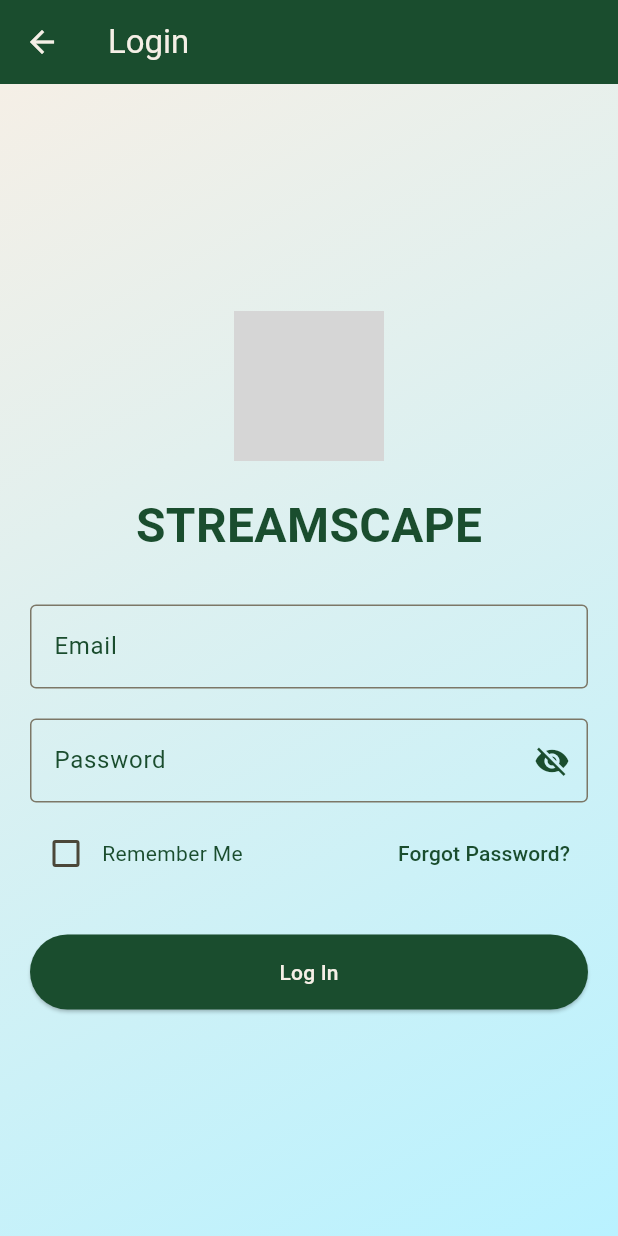
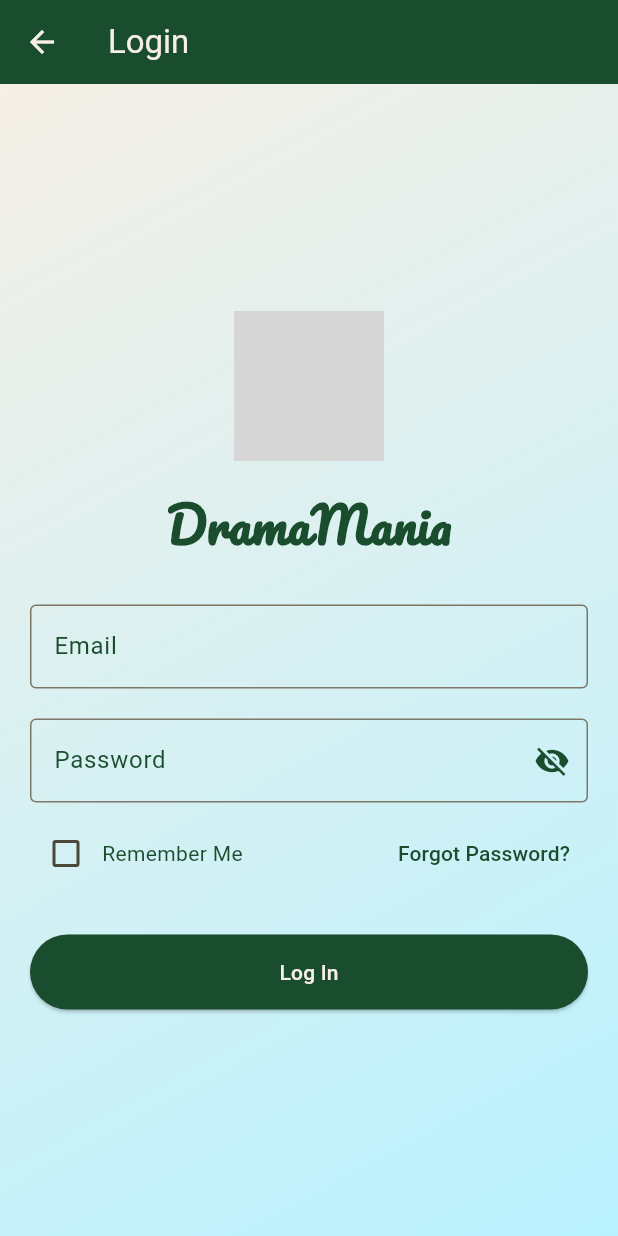
Before and after one commit to AzakarJewelry/Streaming-App-using-flutter, a Flutter app: the screen it shows after launch, after a tap on "Login", on a phone screen of 412 x 824 dp. Run offline on Flutter 3.47's test engine with Material 3 defaults, Android fonts, the phone set to English and light mode, and no system bars; our stand-ins replace carousel_slider, chewie, cloud_firestore, firebase_auth, firebase_core, flutter_rating_bar and 6 more; missing offline and left inert: azakarstream; accounts and stored records are empty; network calls fail; grey boxes are pictures that could not be loaded.

Commit message:
new app name and font

```diff
--- a/lib/dashboard_screen.dart
+++ b/lib/dashboard_screen.dart
@@ -295,7 +295,7 @@ class _DashboardScreenState extends State<DashboardScreen> {
             Padding(
               padding: const EdgeInsets.only(top: 40.0),
               child: Text(
-                'StreamScape',
+                'DramaMania',
                 style: TextStyle(
                   color: isDark ? Colors.white : const Color(0xFF1A4D2E),
                   fontSize: 20,
--- a/lib/login.dart
+++ b/lib/login.dart
@@ -1,6 +1,7 @@
 import 'package:firebase_auth/firebase_auth.dart';
 import 'package:flutter/material.dart';
 import 'package:shared_preferences/shared_preferences.dart';
+import 'package:google_fonts/google_fonts.dart'; // Added import for Google Fonts
 import 'forgotpassword.dart';
 import 'dashboard_screen.dart';
 
@@ -46,7 +47,6 @@ class _LoginScreenState extends State<LoginScreen> {
         });
       }
     } catch (e) {
-      // Log or handle the error
       debugPrint("Error loading saved credentials: $e");
     }
   }
@@ -64,7 +64,6 @@ class _LoginScreenState extends State<LoginScreen> {
         await prefs.setBool('rememberMe', false);
       }
     } catch (e) {
-      // Log or handle the error
       debugPrint("Error saving credentials: $e");
     }
   }
@@ -112,7 +111,7 @@ class _LoginScreenState extends State<LoginScreen> {
       body: Container(
         decoration: const BoxDecoration(
           gradient: LinearGradient(
-            colors: [Color(0xFFF5EFE6), Color(0xFFB9F2FF)], // Gradient colors
+            colors: [Color(0xFFF5EFE6), Color(0xFFB9F2FF)],
             begin: Alignment.topLeft,
             end: Alignment.bottomRight,
           ),
@@ -131,12 +130,13 @@ class _LoginScreenState extends State<LoginScreen> {
                   fit: BoxFit.contain,
                 ),
                 const SizedBox(height: 20),
-              const Text(
-                'STREAMSCAPE',
-                style: TextStyle(
+                // Updated DramaMania text with artistic font
+                Text(
+                  'DramaMania',
+                  style: GoogleFonts.pacifico(
                     fontSize: 32,
                     fontWeight: FontWeight.bold,
-                  color: Color(0xFF1A4D2E),
+                    color: const Color(0xFF1A4D2E),
                   ),
                 ),
                 const SizedBox(height: 30),
@@ -235,8 +235,7 @@ class _LoginScreenState extends State<LoginScreen> {
             ),
           ),
         ),
-    )
+      ),
     );
-
   }
 }
--- a/lib/main.dart
+++ b/lib/main.dart
@@ -1,10 +1,9 @@
-// ignore_for_file: use_build_context_synchronously
 import 'package:firebase_core/firebase_core.dart';
 import 'firebase_options.dart';
 import 'package:flutter/material.dart';
 import 'login.dart';
 import 'signup.dart';
-// Import other screens as needed (DashboardScreen, etc.)
+import 'package:google_fonts/google_fonts.dart'; // Added import
 
 void main() async {
   WidgetsFlutterBinding.ensureInitialized();
@@ -39,12 +38,11 @@ class _MyAppState extends State<MyApp> {
   Widget build(BuildContext context) {
     return MaterialApp(
       debugShowCheckedModeBanner: false,
-      title: 'STREAMSCAPE',
+      title: 'DramaMania',
       // Light theme configuration
       theme: ThemeData(
         useMaterial3: true,
         scaffoldBackgroundColor: Colors.white,
-        // You can override scaffoldBackgroundColor for light mode here if needed.
         colorScheme: ColorScheme.fromSeed(seedColor: const Color(0xFFF5EFE6)),
       ),
       // Dark theme configuration
@@ -55,13 +53,12 @@ class _MyAppState extends State<MyApp> {
         appBarTheme: AppBarTheme(
           backgroundColor: Colors.grey[900],
         ),
-        // Additional dark theme customization if needed.
       ),
       // Switch between themes based on isDarkMode.
       themeMode: isDarkMode ? ThemeMode.dark : ThemeMode.light,
-      // This is your single MaterialApp that all screens share.
+      // Shared MaterialApp for all screens.
       home: SplashScreen(
-        splashName: 'STREAMSCAPE',
+        splashName: 'DramaMania',
         splashDuration: 3,
       ),
     );
@@ -98,7 +95,6 @@ class _SplashScreenState extends State<SplashScreen>
     _controller.forward();
 
     Future.delayed(Duration(seconds: widget.splashDuration), () {
-      // Use Navigator.pushReplacement to navigate without creating a new MaterialApp.
       Navigator.pushReplacement(
         context,
         MaterialPageRoute(builder: (context) => const MyHomePage()),
@@ -114,7 +110,7 @@ class _SplashScreenState extends State<SplashScreen>
 
   @override
   Widget build(BuildContext context) {
-    // Use the theme's scaffoldBackgroundColor
+    // Uses the theme's scaffoldBackgroundColor.
     return Scaffold(
       backgroundColor: Theme.of(context).scaffoldBackgroundColor,
       body: Center(
@@ -143,10 +139,10 @@ class _SplashScreenState extends State<SplashScreen>
               const SizedBox(height: 16),
               Text(
                 widget.splashName,
-                style: const TextStyle(
+                style: GoogleFonts.pacifico(
                   fontSize: 45,
                   fontWeight: FontWeight.bold,
-                  color: Color(0xFF1A4D2E),
+                  color: const Color(0xFF1A4D2E),
                 ),
               ),
               const SizedBox(height: 16),
@@ -166,9 +162,8 @@ class MyHomePage extends StatelessWidget {
 
   @override
   Widget build(BuildContext context) {
-    // Your home page uses the shared MaterialApp theme.
     return Scaffold(
-      // No explicit backgroundColor here, so it uses the global theme.
+      // No explicit backgroundColor here; uses the global theme.
       body: Container(
         decoration: const BoxDecoration(
           gradient: LinearGradient(
@@ -203,12 +198,12 @@ class MyHomePage extends StatelessWidget {
                       },
                     ),
                     const SizedBox(height: 16),
-                    const Text(
-                      'STREAMSCAPE',
-                      style: TextStyle(
+                    Text(
+                      'DramaMania',
+                      style: GoogleFonts.pacifico(
                         fontSize: 45,
                         fontWeight: FontWeight.bold,
-                        color: Color(0xFF1A4D2E),
+                        color: const Color(0xFF1A4D2E),
                       ),
                     ),
                     const SizedBox(height: 8),
@@ -231,10 +226,10 @@ class MyHomePage extends StatelessWidget {
                       height: 50,
                       child: ElevatedButton(
                         onPressed: () {
-                          // Navigate without wrapping the screen in a new MaterialApp.
                           Navigator.push(
                             context,
-                            MaterialPageRoute(builder: (context) => const LoginScreen()),
+                            MaterialPageRoute(
+                                builder: (context) => const LoginScreen()),
                           );
                         },
                         style: ElevatedButton.styleFrom(
@@ -255,7 +250,8 @@ class MyHomePage extends StatelessWidget {
                         onPressed: () {
                           Navigator.push(
                             context,
-                            MaterialPageRoute(builder: (context) => const SignUpScreen()),
+                            MaterialPageRoute(
+                                builder: (context) => const SignUpScreen()),
                           );
                         },
                         style: ElevatedButton.styleFrom(
--- a/lib/signup.dart
+++ b/lib/signup.dart
@@ -2,6 +2,7 @@ import 'package:firebase_auth/firebase_auth.dart';
 import 'package:cloud_firestore/cloud_firestore.dart';
 import 'package:flutter/material.dart';
 import 'login.dart';
+import 'package:google_fonts/google_fonts.dart';
 
 class SignUpScreen extends StatefulWidget {
   const SignUpScreen({super.key});
@@ -111,10 +112,10 @@ class _SignUpScreenState extends State<SignUpScreen> {
                     width: 100,
                   ),
                   const SizedBox(height: 20),
-                  const Center(
+                  Center(
                     child: Text(
-                      'STREAMSCAPE',
-                      style: TextStyle(
+                      'DramaMania',
+                     style: GoogleFonts.pacifico(
                         fontSize: 32,
                         fontWeight: FontWeight.bold,
                         color: Color(0xFF1A4D2E),
@@ -167,7 +168,7 @@ class _SignUpScreenState extends State<SignUpScreen> {
                       suffixIcon: IconButton(
                         icon: Icon(
                           _passwordVisible ? Icons.visibility : Icons.visibility_off,
-                          color: const Color(0xFF1A4D2E),
+                          color: Color(0xFF1A4D2E),
                         ),
                         onPressed: () {
                           setState(() {
--- a/pubspec.yaml
+++ b/pubspec.yaml
@@ -49,6 +49,7 @@
     font_awesome_flutter: ^10.5.1
     flutter_rating_bar: ^4.0.1
     carousel_slider: ^5.0.0
+    google_fonts: ^6.2.1
 
 
   # The following section is specific to Flutter.
```
Also changed, not shown: pubspec.lock, 1 other file. Lines whose indentation alone changed are shown as unchanged.
